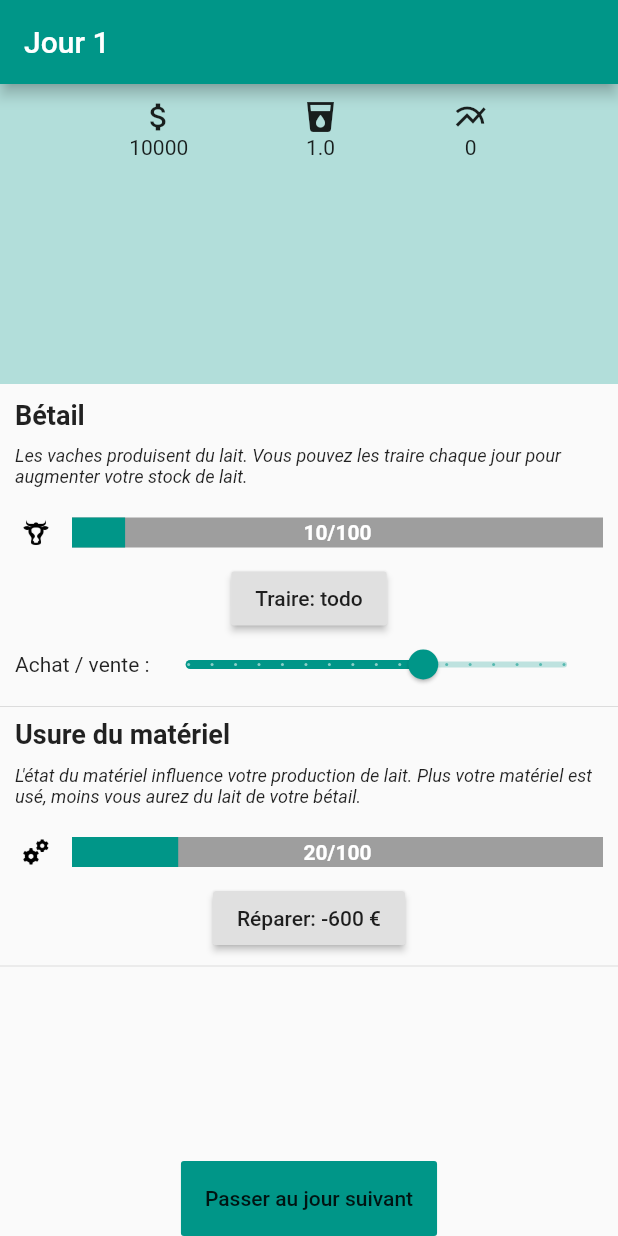
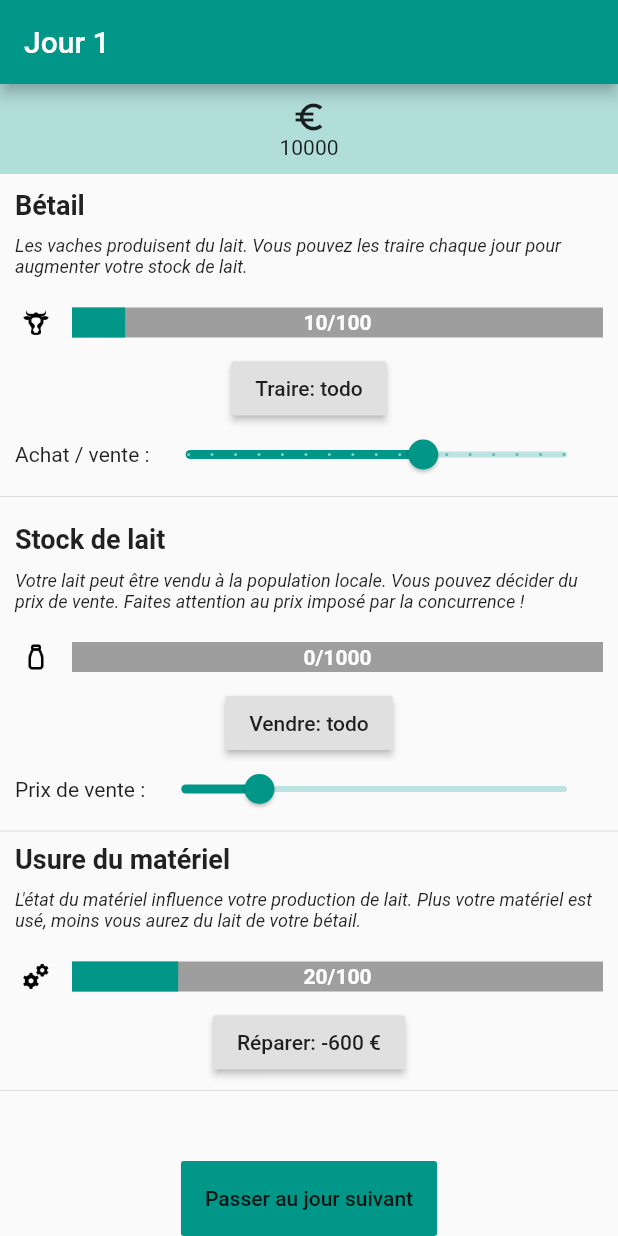
Before and after one commit to sprkl/MilkCow, a Flutter app: the screen it shows after launch, on a phone screen of 412 x 824 dp. Run offline on Flutter 3.47's test engine with Material 2 defaults, Android fonts, the phone set to English and light mode, and no system bars; our stand-ins replace flutter_redux, redux.

Commit message:
added milk seller

```diff
--- /dev/null
+++ b/sosfaim/lib/actions/sell_milk_manager_actions.dart
@@ -0,0 +1,7 @@
+class SellMilk{}
+
+class UpdateSelectedLitterPrice {
+  final double selectedLitterPrice;
+
+  UpdateSelectedLitterPrice(this.selectedLitterPrice);
+}
--- a/sosfaim/lib/components/AppHeader/app_header.dart
+++ b/sosfaim/lib/components/AppHeader/app_header.dart
@@ -17,8 +17,6 @@ class AppHeader extends StatelessWidget {
         builder: (context, vm) {
           return AppHeaderView(
               capital: vm.capital,
-              milkPrice: vm.milkPrice,
-              milkProduction: vm.milkProduction,
               onClick: vm.onClick);
         });
   }
--- a/sosfaim/lib/components/AppHeader/app_header_view.dart
+++ b/sosfaim/lib/components/AppHeader/app_header_view.dart
@@ -7,14 +7,10 @@ import 'package:flutter/material.dart';
 
 class AppHeaderView extends StatelessWidget {
   final int capital;
-  final double milkPrice;
-  final int milkProduction;
   final Function onClick;
 
   AppHeaderView(
       {@required this.capital,
-      @required this.milkPrice,
-      @required this.milkProduction,
       @required this.onClick});
 
   @override
@@ -22,21 +18,13 @@ class AppHeaderView extends StatelessWidget {
     return new Container(
       padding: EdgeInsets.all(10),
       color: Theme.of(context).backgroundColor.withAlpha(150),
-      height: 200.0,
       child:
-          new Row(mainAxisAlignment: MainAxisAlignment.spaceEvenly, children: [
-        new Column(children: <Widget>[
-          new Icon(Icons.attach_money),
-          new Text(this.capital.toString())
-        ]),
-        new Column(children: <Widget>[
-          new Icon(Icons.local_drink),
-          new Text(this.milkPrice.toString())
-        ]),
-        new Column(children: <Widget>[
-          new Icon(Icons.multiline_chart),
-          new Text(this.milkProduction.toString())
-        ])
+        new Row(mainAxisAlignment: MainAxisAlignment.spaceEvenly, children: [
+          new Column(children: <Widget>[
+            new Icon(Icons.euro_symbol),
+            new Text(this.capital.toString())
+          ]
+        )
       ]),
     );
   }
--- a/sosfaim/lib/components/AppHeader/app_header_viewmodel.dart
+++ b/sosfaim/lib/components/AppHeader/app_header_viewmodel.dart
@@ -6,8 +6,6 @@ import 'package:sosfaim/models/app_state.dart';
 
 class AppHeaderViewModel {
   final int capital;
-  final double milkPrice;
-  final int milkProduction;
   final Function onClick;
 
   factory AppHeaderViewModel.from(Store<AppState> store) {
@@ -16,14 +14,10 @@ class AppHeaderViewModel {
 
     return AppHeaderViewModel(
       capital: store.state.capital,
-      milkPrice: store.state.milkPrice,
-      milkProduction: store.state.milkProduction,
       onClick: onClick);
   }
 
   AppHeaderViewModel({
     @required this.capital,
-    @required this.milkPrice,
-    @required this.milkProduction,
     @required this.onClick});
 }
--- a/sosfaim/lib/components/MainPageManager/mainpage_manager_view.dart
+++ b/sosfaim/lib/components/MainPageManager/mainpage_manager_view.dart
@@ -2,6 +2,7 @@ import 'package:flutter/material.dart';
 import 'package:sosfaim/components/AbrasionModule/abrasion_module.dart';
 import '../AppHeader/app_header.dart';
 import '../CowManager/cow_manager.dart';
+import '../MilkSellManager/milk_sell_manager.dart';
 
 class MainPageManagerView extends StatelessWidget{
 
@@ -29,6 +30,8 @@ class MainPageManagerView extends StatelessWidget{
               children: <Widget>[
                 new CowManager(),
                 new Divider(),
+                new MilkSellManager(),
+                new Divider(),
                 new AbrasionModule(),
                 new Divider()
               ],
--- /dev/null
+++ b/sosfaim/lib/components/MilkSellManager/milk_sell_manager.dart
@@ -0,0 +1,27 @@
+import 'package:flutter/material.dart';
+import 'package:sosfaim/components/MilkSellManager/milk_sell_manager_viewmodel.dart';
+import 'package:sosfaim/components/MilkSellManager/milk_sell_manager_view.dart';
+import 'package:flutter_redux/flutter_redux.dart';
+import 'package:redux/redux.dart';
+import 'package:sosfaim/models/app_state.dart';
+
+class MilkSellManager extends StatelessWidget{
+
+  @override
+  Widget build(BuildContext context){
+    return StoreConnector<AppState, MilkSellManagerViewModel>(
+      distinct: true,
+      converter: (Store<AppState> store) {
+        return MilkSellManagerViewModel.from(store);
+      },
+      builder: (context, vm) {
+        return MilkSellManagerView(
+          canSellMilk: vm.canSellMilk,
+          milkLitters: vm.milkLitters,
+          selectedLitterPrice: vm.selectedLitterPrice,
+          sellMilk: vm.sellMilk,
+          onSelectedLitterPriceChanged: vm.onSelectedLitterPriceChanged,
+        );
+      });
+  }
+}
--- /dev/null
+++ b/sosfaim/lib/components/MilkSellManager/milk_sell_manager_view.dart
@@ -0,0 +1,128 @@
+import 'package:flutter/material.dart';
+
+class MilkSellManagerView extends StatelessWidget{
+
+  final int milkLitters;
+  final bool canSellMilk;
+  final double selectedLitterPrice;
+  final Function sellMilk;
+  final Function onSelectedLitterPriceChanged;
+
+  static const int maxLitters = 1000;
+
+  MilkSellManagerView({
+    @required this.milkLitters,
+    @required this.canSellMilk,
+    @required this.selectedLitterPrice,
+    @required this.sellMilk,
+    @required this.onSelectedLitterPriceChanged
+  });
+
+  @override
+  Widget build(BuildContext context){
+    return new Container(
+      child: new Column(
+        children: <Widget> [
+          new Container(
+            alignment: Alignment.centerLeft,
+            padding: const EdgeInsets.only(left: 10.0, top: 10.0, right: 10.0),
+            child: new Text(
+              'Stock de lait',
+              style: new TextStyle(
+                fontWeight: FontWeight.bold,
+                fontSize: 18
+              )
+            ),
+          ),
+          new Container(
+            alignment: Alignment.centerLeft,
+            padding: const EdgeInsets.all(10.0),
+            child: new Text(
+              'Votre lait peut être vendu à la population locale. Vous pouvez décider du prix de vente. Faites attention au prix imposé par la concurrence !',
+              style: new TextStyle(
+                fontStyle: FontStyle.italic,
+                fontSize: 12
+              )
+            ),
+          ),
+          new Container(
+            height: 40.0,
+            padding: const EdgeInsets.only(top: 10.0, right: 10.0, bottom: 10.0),
+            child: new Row(
+              children: <Widget> [
+                new Image.asset(
+                  'assets/images/milk_bottle_icon.png',
+                  width: 48.0,
+                  height: 48.0,
+                  fit: BoxFit.contain,
+                ),
+                new Expanded(
+                  child: new Stack(
+                    children: <Widget> [
+                      new Container(
+                        height: 40.0,
+                        child: new LinearProgressIndicator(
+                          value: milkLitters / maxLitters,
+                          backgroundColor: Colors.grey,
+                          valueColor: AlwaysStoppedAnimation<Color>(Colors.teal)
+                        )
+                      ),
+                      new Container(
+                        height: 40.0,
+                        child: new Align(
+                          alignment: Alignment.center,
+                          child: new Text(
+                            '$milkLitters/$maxLitters',
+                            style: new TextStyle(
+                              fontWeight: FontWeight.bold,
+                              color: Colors.white
+                            ),
+                          )
+                        )
+                      )
+                    ]
+                  )
+                )
+              ]
+            )
+          ),
+          new Visibility(
+            visible: canSellMilk,
+            child: new RaisedButton(
+              elevation: 2,
+              child: Text('Vendre: todo'),
+              onPressed: sellMilk
+            )
+          ),
+           new Visibility(
+            visible: !canSellMilk,
+            child: new Padding(
+              padding: const EdgeInsets.all(10.0),
+              child: new Text(
+              'Vous avez déjà vendu votre lait pour aujourd\'hui !'
+              )
+            )
+          ),
+          new Container(
+            height: 40.0,
+            padding: const EdgeInsets.only(left: 10.0, right: 10.0),
+            child: new Row(
+              children: <Widget> [
+                new Text("Prix de vente :"),
+                  new Expanded(
+                    child: new Slider(
+                      min: 0.01,
+                      divisions: 500,
+                      max: 5,
+                      value: selectedLitterPrice,
+                      onChanged: onSelectedLitterPriceChanged
+                  )
+                )
+              ]
+            )
+          ),
+        ]
+      )
+    );
+  }
+}
--- /dev/null
+++ b/sosfaim/lib/components/MilkSellManager/milk_sell_manager_viewmodel.dart
@@ -0,0 +1,34 @@
+import 'package:flutter/material.dart';
+import 'package:redux/redux.dart';
+import 'package:sosfaim/actions/sell_milk_manager_actions.dart';
+import 'package:sosfaim/models/app_state.dart';
+
+class MilkSellManagerViewModel{
+
+  final int milkLitters;
+  final bool canSellMilk;
+  final double selectedLitterPrice;
+  final Function sellMilk;
+  final Function onSelectedLitterPriceChanged;
+
+  factory MilkSellManagerViewModel.from(Store<AppState> store){
+
+    final sellMilk = () => store.dispatch(SellMilk());
+    final onSelectedLitterPriceChanged = (selectedLitterPrice) => store.dispatch(UpdateSelectedLitterPrice(selectedLitterPrice));
+
+    return MilkSellManagerViewModel(
+      milkLitters: store.state.milkLitters,
+      canSellMilk: store.state.canSellMilk,
+      selectedLitterPrice: store.state.selectedLitterPrice,
+      sellMilk: sellMilk,
+      onSelectedLitterPriceChanged: onSelectedLitterPriceChanged);
+  }
+
+  MilkSellManagerViewModel({
+    @required this.milkLitters,
+    @required this.canSellMilk,
+    @required this.selectedLitterPrice,
+    @required this.sellMilk,
+    @required this.onSelectedLitterPriceChanged
+  });
+}
--- a/sosfaim/lib/models/app_state.dart
+++ b/sosfaim/lib/models/app_state.dart
@@ -6,12 +6,16 @@ class AppState {
   final int dayCount;
   final int capital;
   final double milkPrice;
-  final int milkProduction;
 
   // Cow Manager Module
   final int totalCowNumber;
   final double selectedCowNumber;
   final bool canMilkCows;
+
+  // Milk Seller Manager
+  final int milkLitters;
+  final bool canSellMilk;
+  final double selectedLitterPrice;
 
   // Abrasion Module
   final int abrasion;
@@ -22,10 +26,12 @@ class AppState {
       this.dayCount = 1,
       this.capital = 10000,
       this.milkPrice = 1,
-      this.milkProduction = 0,
       this.totalCowNumber = 10,
       this.selectedCowNumber = 0,
       this.canMilkCows = true,
+      this.milkLitters = 0,
+      this.canSellMilk = true,
+      this.selectedLitterPrice = 1,
       this.abrasion = 20});
 
   AppState copyWith(
@@ -38,6 +44,9 @@ class AppState {
       int totalCowNumber,
       double selectedCowNumber,
       bool canMilkCows,
+      int milkLitters,
+      bool canSellMilk,
+      double selectedLitterPrice,
       int abrasion}) {
 
     return AppState(
@@ -46,10 +55,12 @@ class AppState {
         dayCount: dayCount ?? this.dayCount,
         capital: capital ?? this.capital,
         milkPrice: milkPrice ?? this.milkPrice,
-        milkProduction: milkProduction ?? this.milkProduction,
         totalCowNumber: totalCowNumber ?? this.totalCowNumber,
         selectedCowNumber: selectedCowNumber ?? this.selectedCowNumber,
         canMilkCows: canMilkCows ?? this.canMilkCows,
+        milkLitters: milkLitters ?? this.milkLitters,
+        canSellMilk: canSellMilk ?? this.canSellMilk,
+        selectedLitterPrice: selectedLitterPrice ?? this.selectedLitterPrice,
         abrasion: abrasion ?? this.abrasion);
   }
 }
--- a/sosfaim/lib/reducers/app_state_reducer.dart
+++ b/sosfaim/lib/reducers/app_state_reducer.dart
@@ -4,6 +4,7 @@ import 'package:redux/redux.dart';
 import 'package:sosfaim/actions/abrasion_module_actions.dart';
 import 'package:sosfaim/actions/actions.dart';
 import 'package:sosfaim/actions/cow_manager_actions.dart';
+import 'package:sosfaim/actions/sell_milk_manager_actions.dart';
 import 'package:sosfaim/models/app_state.dart';
 
 // We create the State reducer by combining many smaller reducers into one!
@@ -16,7 +17,9 @@ AppState appReducer(AppState state, action) {
     TypedReducer<AppState, RepairMaterial>(_repairMaterial),
     TypedReducer<AppState, BuyCow>(_buyCow),
     TypedReducer<AppState, SellCow>(_sellCow),
-    TypedReducer<AppState, MilkCows>(_milkCows)
+    TypedReducer<AppState, MilkCows>(_milkCows),
+    TypedReducer<AppState, UpdateSelectedLitterPrice>(_updateSelectedLitterPrice),
+    TypedReducer<AppState, SellMilk>(_sellMilk)
   ])(state, action);
 }
 
@@ -29,6 +32,7 @@ AppState _incrementDay(AppState state, IncrementDay action){
   return state.copyWith(
     dayCount : state.dayCount + 1,
     canMilkCows: true,
+    canSellMilk: true,
     abrasion: abrasion
   );
 }
@@ -68,11 +72,28 @@ AppState _sellCow(AppState state, SellCow action) {
 }
 
 AppState _milkCows(AppState state, MilkCows action) {
-  var estimatedMilkProduction = state.milkProduction + state.totalCowNumber * 30;
-  var milkProductionWithAbrasion = estimatedMilkProduction - (estimatedMilkProduction * state.abrasion * 0.01);
+  var milkLitters = state.milkLitters + state.totalCowNumber * (30 * state.abrasion * 0.01);
 
   return state.copyWith(
-    milkProduction: milkProductionWithAbrasion.toInt(),
+    milkLitters: milkLitters.toInt(),
     canMilkCows: false
   );
 }
+
+AppState _updateSelectedLitterPrice(AppState state, UpdateSelectedLitterPrice action) {
+  return state.copyWith(
+    selectedLitterPrice: action.selectedLitterPrice
+  );
+}
+
+AppState _sellMilk(AppState state, SellMilk action) {
+
+  var soldMilkLitters = Random().nextInt(state.milkLitters);
+  var capital = state.capital + state.selectedLitterPrice * soldMilkLitters;
+
+  return state.copyWith(
+    capital: capital.toInt(),
+    milkLitters: state.milkLitters - soldMilkLitters,
+    canSellMilk: false
+  );
+}
--- /dev/null
+++ b/sosfaim/lib/reducers/milk_seller_manager_reducer.dart
@@ -0,0 +1,8 @@
+import 'package:redux/redux.dart';
+import 'package:sosfaim/models/app_state.dart';
+
+AppState milkSellerManagerReducer(AppState state, action) {
+  return combineReducers<AppState>([
+
+  ])(state, action);
+}
--- a/sosfaim/pubspec.yaml
+++ b/sosfaim/pubspec.yaml
@@ -51,6 +51,7 @@ flutter:
   assets:
     - assets/images/cow_icon.png
     - assets/images/gears_icon.png
+    - assets/images/milk_bottle_icon.png
 
   # An image asset can refer to one or more resolution-specific "variants", see
   # https://flutter.dev/assets-and-images/#resolution-aware.
```
Also changed, not shown: sosfaim/assets/images/milk_bottle_icon.png (added).
